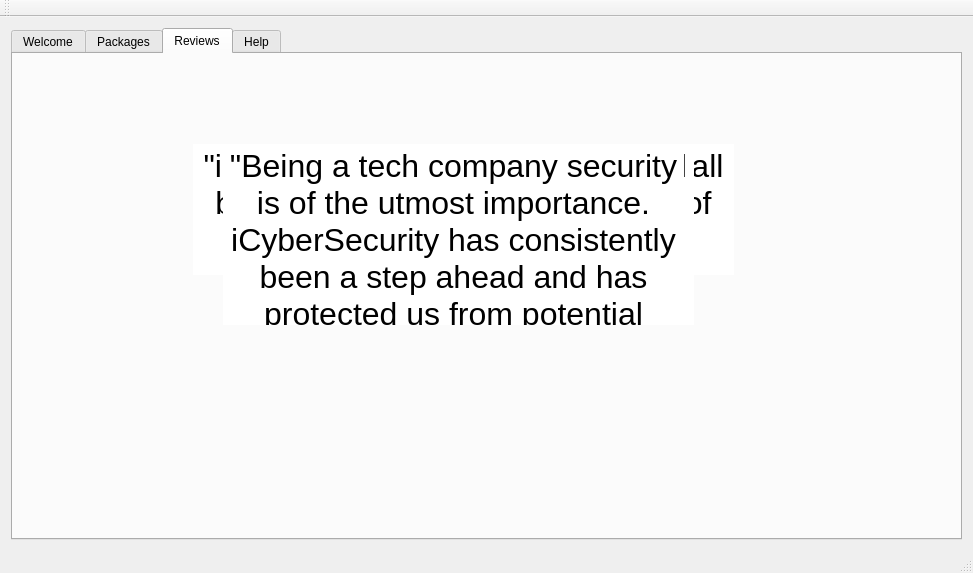
This is cybersecurity/mainwindow.ui in mitchdotdev/cyberSecurity as Qt 5 draws it before an edit. The edited form follows.
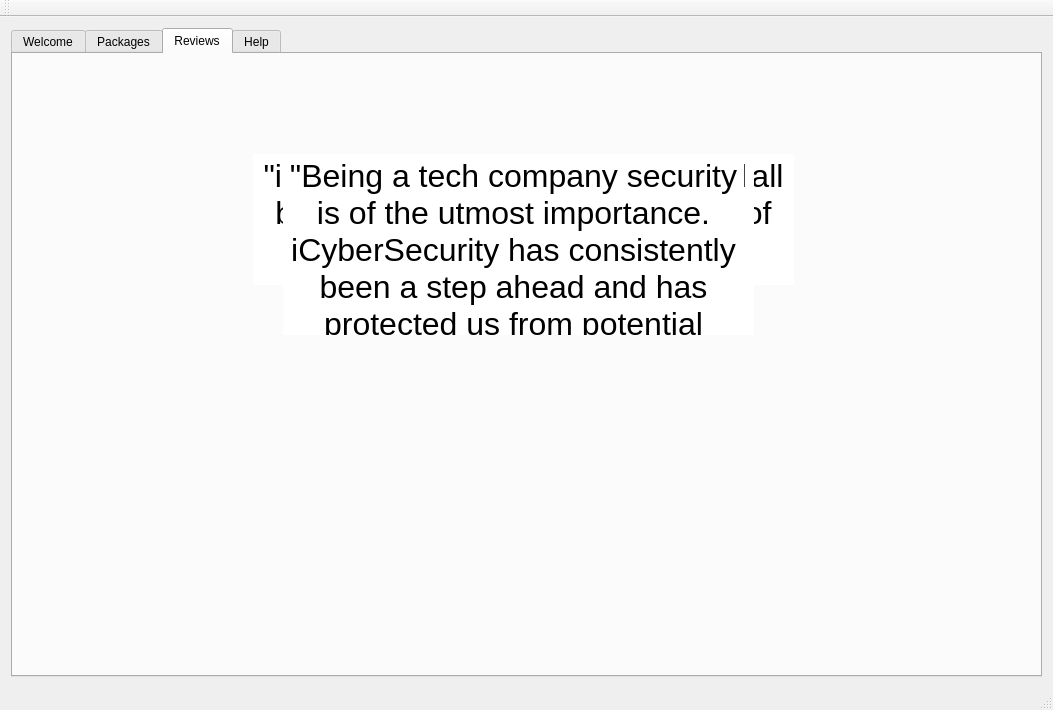
This is the edited form. The open tabs and pages were chosen to show the change.

Diff of the .ui file:
```diff
--- a/cybersecurity/mainwindow.ui
+++ b/cybersecurity/mainwindow.ui
@@ -6,8 +6,8 @@
    <rect>
     <x>0</x>
     <y>0</y>
-    <width>973</width>
-    <height>573</height>
+    <width>1053</width>
+    <height>710</height>
    </rect>
   </property>
   <property name="windowTitle">
@@ -131,8 +131,8 @@
        <widget class="QTextEdit" name="testimonial1_text">
         <property name="geometry">
          <rect>
-          <x>180</x>
-          <y>90</y>
+          <x>240</x>
+          <y>100</y>
           <width>541</width>
           <height>131</height>
          </rect>
@@ -150,10 +150,10 @@
          <string>&lt;!DOCTYPE HTML PUBLIC &quot;-//W3C//DTD HTML 4.0//EN&quot; &quot;http://www.w3.org/TR/REC-html40/strict.dtd&quot;&gt;
 &lt;html&gt;&lt;head&gt;&lt;meta name=&quot;qrichtext&quot; content=&quot;1&quot; /&gt;&lt;style type=&quot;text/css&quot;&gt;
 p, li { white-space: pre-wrap; }
-&lt;/style&gt;&lt;/head&gt;&lt;body style=&quot; font-family:'MS Shell Dlg 2'; font-size:8.25pt; font-weight:400; font-style:normal;&quot;&gt;
-&lt;p align=&quot;center&quot; style=&quot; margin-top:0px; margin-bottom:0px; margin-left:0px; margin-right:0px; -qt-block-indent:0; text-indent:0px;&quot;&gt;&lt;span style=&quot; font-family:'.SF NS Text'; font-size:24pt;&quot;&gt;&amp;quot;iCyberSecurity has helped my small business stay safe from all kinds of cyber threats for 10+ years!&amp;quot;&lt;/span&gt;&lt;/p&gt;
-&lt;p align=&quot;center&quot; style=&quot; margin-top:0px; margin-bottom:0px; margin-left:0px; margin-right:0px; -qt-block-indent:0; text-indent:0px;&quot;&gt;&lt;span style=&quot; font-family:'.SF NS Text'; font-size:24pt;&quot;&gt; - Jeff Bezos&lt;/span&gt;&lt;/p&gt;
-&lt;p align=&quot;center&quot; style=&quot; margin-top:0px; margin-bottom:0px; margin-left:0px; margin-right:0px; -qt-block-indent:0; text-indent:0px;&quot;&gt;&lt;span style=&quot; font-family:'.SF NS Text'; font-size:24pt;&quot;&gt; (founder of some company called Amazon)&lt;/span&gt;&lt;/p&gt;&lt;/body&gt;&lt;/html&gt;</string>
+&lt;/style&gt;&lt;/head&gt;&lt;body style=&quot; font-family:'.SF NS Text'; font-size:13pt; font-weight:400; font-style:normal;&quot;&gt;
+&lt;p align=&quot;center&quot; style=&quot; margin-top:0px; margin-bottom:0px; margin-left:0px; margin-right:0px; -qt-block-indent:0; text-indent:0px;&quot;&gt;&lt;span style=&quot; font-size:24pt;&quot;&gt;&amp;quot;iCyberSecurity has helped my small business stay safe from all kinds of cyber threats for 10+ years!&amp;quot;&lt;/span&gt;&lt;/p&gt;
+&lt;p align=&quot;center&quot; style=&quot; margin-top:0px; margin-bottom:0px; margin-left:0px; margin-right:0px; -qt-block-indent:0; text-indent:0px;&quot;&gt;&lt;span style=&quot; font-size:24pt;&quot;&gt; - Jeff Bezos&lt;/span&gt;&lt;/p&gt;
+&lt;p align=&quot;center&quot; style=&quot; margin-top:0px; margin-bottom:0px; margin-left:0px; margin-right:0px; -qt-block-indent:0; text-indent:0px;&quot;&gt;&lt;span style=&quot; font-size:24pt;&quot;&gt; (founder of some company called Amazon)&lt;/span&gt;&lt;/p&gt;&lt;/body&gt;&lt;/html&gt;</string>
         </property>
        </widget>
        <widget class="QWidget" name="layoutWidget">
@@ -204,8 +204,8 @@
        <widget class="QTextEdit" name="testimonial2_text">
         <property name="geometry">
          <rect>
-          <x>220</x>
-          <y>90</y>
+          <x>280</x>
+          <y>100</y>
           <width>461</width>
           <height>181</height>
          </rect>
@@ -223,17 +223,17 @@
          <string>&lt;!DOCTYPE HTML PUBLIC &quot;-//W3C//DTD HTML 4.0//EN&quot; &quot;http://www.w3.org/TR/REC-html40/strict.dtd&quot;&gt;
 &lt;html&gt;&lt;head&gt;&lt;meta name=&quot;qrichtext&quot; content=&quot;1&quot; /&gt;&lt;style type=&quot;text/css&quot;&gt;
 p, li { white-space: pre-wrap; }
-&lt;/style&gt;&lt;/head&gt;&lt;body style=&quot; font-family:'MS Shell Dlg 2'; font-size:8.25pt; font-weight:400; font-style:normal;&quot;&gt;
-&lt;p align=&quot;center&quot; style=&quot; margin-top:0px; margin-bottom:0px; margin-left:0px; margin-right:0px; -qt-block-indent:0; text-indent:0px;&quot;&gt;&lt;span style=&quot; font-family:'.SF NS Text'; font-size:24pt;&quot;&gt;&amp;quot;Although we started as a small business, iCyberSecurity has provided top notch cyber security as we have scaled throughout the years!&amp;quot;&lt;/span&gt;&lt;/p&gt;
-&lt;p align=&quot;center&quot; style=&quot; margin-top:0px; margin-bottom:0px; margin-left:0px; margin-right:0px; -qt-block-indent:0; text-indent:0px;&quot;&gt;&lt;span style=&quot; font-family:'.SF NS Text'; font-size:24pt;&quot;&gt; - Elon Musk&lt;/span&gt;&lt;/p&gt;
-&lt;p align=&quot;center&quot; style=&quot; margin-top:0px; margin-bottom:0px; margin-left:0px; margin-right:0px; -qt-block-indent:0; text-indent:0px;&quot;&gt;&lt;span style=&quot; font-family:'.SF NS Text'; font-size:24pt;&quot;&gt; (founder of Tesla)&lt;/span&gt;&lt;/p&gt;&lt;/body&gt;&lt;/html&gt;</string>
+&lt;/style&gt;&lt;/head&gt;&lt;body style=&quot; font-family:'.SF NS Text'; font-size:13pt; font-weight:400; font-style:normal;&quot;&gt;
+&lt;p align=&quot;center&quot; style=&quot; margin-top:0px; margin-bottom:0px; margin-left:0px; margin-right:0px; -qt-block-indent:0; text-indent:0px;&quot;&gt;&lt;span style=&quot; font-size:24pt;&quot;&gt;&amp;quot;Although we started as a small business, iCyberSecurity has provided top notch cyber security as we have scaled throughout the years!&amp;quot;&lt;/span&gt;&lt;/p&gt;
+&lt;p align=&quot;center&quot; style=&quot; margin-top:0px; margin-bottom:0px; margin-left:0px; margin-right:0px; -qt-block-indent:0; text-indent:0px;&quot;&gt;&lt;span style=&quot; font-size:24pt;&quot;&gt; - Elon Musk&lt;/span&gt;&lt;/p&gt;
+&lt;p align=&quot;center&quot; style=&quot; margin-top:0px; margin-bottom:0px; margin-left:0px; margin-right:0px; -qt-block-indent:0; text-indent:0px;&quot;&gt;&lt;span style=&quot; font-size:24pt;&quot;&gt; (founder of Tesla)&lt;/span&gt;&lt;/p&gt;&lt;/body&gt;&lt;/html&gt;</string>
         </property>
        </widget>
        <widget class="QTextEdit" name="testimonial3_text">
         <property name="geometry">
          <rect>
-          <x>210</x>
-          <y>90</y>
+          <x>270</x>
+          <y>100</y>
           <width>461</width>
           <height>181</height>
          </rect>
@@ -251,10 +251,10 @@
          <string>&lt;!DOCTYPE HTML PUBLIC &quot;-//W3C//DTD HTML 4.0//EN&quot; &quot;http://www.w3.org/TR/REC-html40/strict.dtd&quot;&gt;
 &lt;html&gt;&lt;head&gt;&lt;meta name=&quot;qrichtext&quot; content=&quot;1&quot; /&gt;&lt;style type=&quot;text/css&quot;&gt;
 p, li { white-space: pre-wrap; }
-&lt;/style&gt;&lt;/head&gt;&lt;body style=&quot; font-family:'MS Shell Dlg 2'; font-size:8.25pt; font-weight:400; font-style:normal;&quot;&gt;
-&lt;p align=&quot;center&quot; style=&quot; margin-top:0px; margin-bottom:0px; margin-left:0px; margin-right:0px; -qt-block-indent:0; text-indent:0px;&quot;&gt;&lt;span style=&quot; font-family:'.SF NS Text'; font-size:24pt;&quot;&gt;&amp;quot;Being a tech company security is of the utmost importance. iCyberSecurity has consistently been a step ahead and has protected us from potential cyber threats!&amp;quot;&lt;/span&gt;&lt;/p&gt;
-&lt;p align=&quot;center&quot; style=&quot; margin-top:0px; margin-bottom:0px; margin-left:0px; margin-right:0px; -qt-block-indent:0; text-indent:0px;&quot;&gt;&lt;span style=&quot; font-family:'.SF NS Text'; font-size:24pt;&quot;&gt; - Mark Zuckerberg&lt;/span&gt;&lt;/p&gt;
-&lt;p align=&quot;center&quot; style=&quot; margin-top:0px; margin-bottom:0px; margin-left:0px; margin-right:0px; -qt-block-indent:0; text-indent:0px;&quot;&gt;&lt;span style=&quot; font-family:'.SF NS Text'; font-size:24pt;&quot;&gt; (founder of Facebook)&lt;/span&gt;&lt;/p&gt;&lt;/body&gt;&lt;/html&gt;</string>
+&lt;/style&gt;&lt;/head&gt;&lt;body style=&quot; font-family:'.SF NS Text'; font-size:13pt; font-weight:400; font-style:normal;&quot;&gt;
+&lt;p align=&quot;center&quot; style=&quot; margin-top:0px; margin-bottom:0px; margin-left:0px; margin-right:0px; -qt-block-indent:0; text-indent:0px;&quot;&gt;&lt;span style=&quot; font-size:24pt;&quot;&gt;&amp;quot;Being a tech company security is of the utmost importance. iCyberSecurity has consistently been a step ahead and has protected us from potential cyber threats!&amp;quot;&lt;/span&gt;&lt;/p&gt;
+&lt;p align=&quot;center&quot; style=&quot; margin-top:0px; margin-bottom:0px; margin-left:0px; margin-right:0px; -qt-block-indent:0; text-indent:0px;&quot;&gt;&lt;span style=&quot; font-size:24pt;&quot;&gt; - Mark Zuckerberg&lt;/span&gt;&lt;/p&gt;
+&lt;p align=&quot;center&quot; style=&quot; margin-top:0px; margin-bottom:0px; margin-left:0px; margin-right:0px; -qt-block-indent:0; text-indent:0px;&quot;&gt;&lt;span style=&quot; font-size:24pt;&quot;&gt; (founder of Facebook)&lt;/span&gt;&lt;/p&gt;&lt;/body&gt;&lt;/html&gt;</string>
         </property>
        </widget>
        <zorder>layoutWidget</zorder>
```
Left out of the diff: 80 changed lines with no effect on the pictures.
